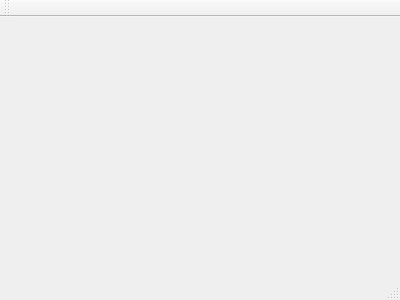
Before: the Qt Designer form FileExplorer/mainwindow.ui in xytraguptor/evalintroprog, drawn with Qt 5.
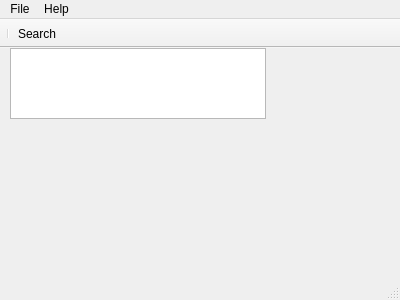
After: the same form once the commit is applied. Icons and pictures are not drawn.

```diff
--- a/FileExplorer/mainwindow.ui
+++ b/FileExplorer/mainwindow.ui
@@ -12,13 +12,118 @@
   <property name="windowTitle" >
    <string>MainWindow</string>
   </property>
-  <widget class="QMenuBar" name="menuBar" />
-  <widget class="QToolBar" name="mainToolBar" />
-  <widget class="QWidget" name="centralWidget" />
-  <widget class="QStatusBar" name="statusBar" />
+  <property name="windowIcon">
+   <iconset resource="resources.qrc">
+    <normaloff>:/ico/Resources/note-240.png</normaloff>:/ico/Resources/note-240.png</iconset>
+  </property>
+  <widget class="QWidget" name="centralWidget">
+   <widget class="QStackedWidget" name="stackedWidget">
+    <property name="enabled">
+     <bool>true</bool>
+    </property>
+    <property name="geometry">
+     <rect>
+      <x>0</x>
+      <y>0</y>
+      <width>401</width>
+      <height>80</height>
+     </rect>
+    </property>
+    <property name="autoFillBackground">
+     <bool>true</bool>
+    </property>
+    <widget class="QWidget" name="page">
+     <widget class="QTableWidget" name="tableWidget">
+      <property name="geometry">
+       <rect>
+        <x>10</x>
+        <y>0</y>
+        <width>256</width>
+        <height>71</height>
+       </rect>
+      </property>
+     </widget>
+    </widget>
+    <widget class="QWidget" name="page_2"/>
+   </widget>
+  </widget>
+  <widget class="QMenuBar" name="menuBar">
+   <property name="geometry">
+    <rect>
+     <x>0</x>
+     <y>0</y>
+     <width>400</width>
+     <height>21</height>
+    </rect>
+   </property>
+   <widget class="QMenu" name="menuFile">
+    <property name="title">
+     <string>File</string>
+    </property>
+   </widget>
+   <widget class="QMenu" name="menuHelp">
+    <property name="title">
+     <string>Help</string>
+    </property>
+    <addaction name="actionAbout"/>
+   </widget>
+   <addaction name="menuFile"/>
+   <addaction name="menuHelp"/>
+  </widget>
+  <widget class="QToolBar" name="mainToolBar">
+   <property name="movable">
+    <bool>false</bool>
+   </property>
+   <attribute name="toolBarArea">
+    <enum>TopToolBarArea</enum>
+   </attribute>
+   <attribute name="toolBarBreak">
+    <bool>false</bool>
+   </attribute>
+   <addaction name="separator"/>
+   <addaction name="action_Search"/>
+  </widget>
+  <widget class="QStatusBar" name="statusBar"/>
+  <action name="action_Search">
+   <property name="text">
+    <string>&amp;Search</string>
+   </property>
+   <property name="toolTip">
+    <string>Search documents and folders</string>
+   </property>
+   <property name="shortcut">
+    <string>Alt+S</string>
+   </property>
+  </action>
+  <action name="actionAbout">
+   <property name="text">
+    <string>About</string>
+   </property>
+   <property name="toolTip">
+    <string>About QFeX</string>
+   </property>
+  </action>
  </widget>
- <layoutDefault spacing="6" margin="11" />
- <pixmapfunction></pixmapfunction>
- <resources/>
- <connections/>
+ <layoutdefault spacing="6" margin="11"/>
+ <resources>
+  <include location="resources.qrc"/>
+ </resources>
+ <connections>
+  <connection>
+   <sender>action_Search</sender>
+   <signal>toggled(bool)</signal>
+   <receiver>tableWidget</receiver>
+   <slot>setShowGrid(bool)</slot>
+   <hints>
+    <hint type="sourcelabel">
+     <x>-1</x>
+     <y>-1</y>
+    </hint>
+    <hint type="destinationlabel">
+     <x>137</x>
+     <y>79</y>
+    </hint>
+   </hints>
+  </connection>
+ </connections>
 </ui>
```
Left out of the diff: 9 changed lines with no effect on the pictures.
